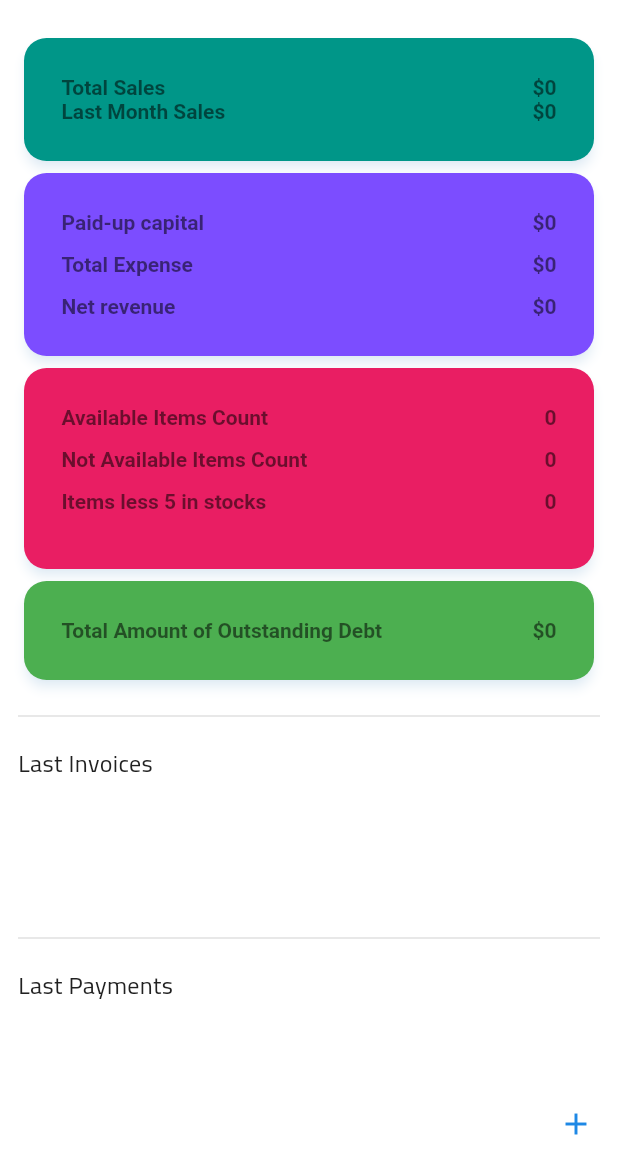
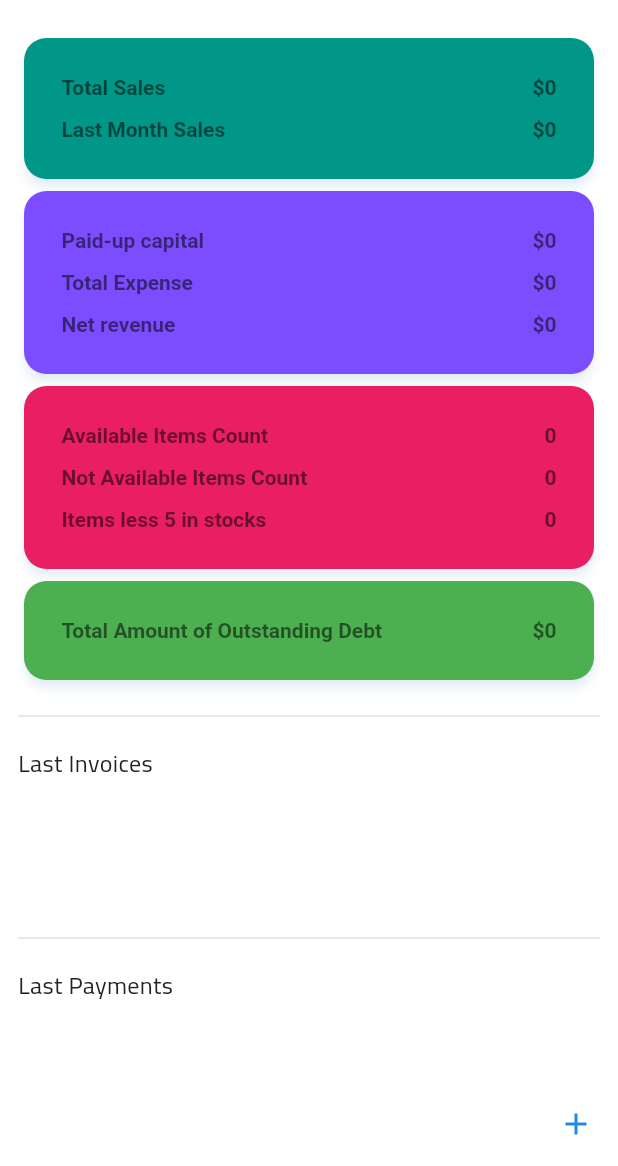
Before and after one commit to abdulrasol/store_management, a Flutter app: the Home screen opened by its route, on a phone screen of 412 x 824 dp, the part 70-1236 px from its top. Run offline on Flutter 3.47's test engine with Material 3 defaults, Android fonts, the phone set to English and light mode, and no system bars; our stand-ins replace flutter_typeahead, get, image_picker, objectbox, pdf, permission_handler and 3 more; missing offline and left inert: file_selector, simple_speed_dial, validatorless; accounts and stored records are empty; generated files the repository leaves out were written again.

Commit message:
home ui done

```diff
--- a/lib/ui/customers_page.dart
+++ b/lib/ui/customers_page.dart
@@ -65,7 +65,7 @@ class CustomersPage extends StatelessWidget {
           data: IconThemeData(color: Theme.of(context).colorScheme.onPrimary),
           child: Row(
             children: <Widget>[
-              Text('Total Unpaid Amounts'),
+              Text('Total Unpaid Amounts'.tr),
               const Spacer(),
               Text(settingsController.currencyFormatter(
                   databaseController.customersTransactions.fold(
--- a/lib/ui/home.dart
+++ b/lib/ui/home.dart
@@ -94,6 +94,7 @@ class _HomeState extends State<Home> {
                             ),
                           ],
                         ),
+                        verSpace,
                         Row(
                           mainAxisAlignment: MainAxisAlignment.spaceBetween,
                           children: [
@@ -236,12 +237,9 @@ class _HomeState extends State<Home> {
                                   .toString())),
                             ],
                           ),
-                          verSpace,
                         ],
                       )),
                 ),
-
-                //View the total amount of outstanding debt.
                 HomeCard(
                   width: (MediaQuery.sizeOf(context).width) - 30,
                   color: Colors.green,
@@ -274,7 +272,7 @@ class _HomeState extends State<Home> {
             Row(
               children: [
                 Text(
-                  'Last Invoices',
+                  'Last Invoices'.tr,
                   style: TextStyle(fontSize: 16),
                 )
               ],
@@ -282,77 +280,39 @@ class _HomeState extends State<Home> {
             Expanded(
               flex: 1,
               child: Obx(
-                  () => ListView.builder(
-                    itemCount: databaseController.inovices.length > 5
-                        ? 5
-                        : databaseController.inovices.length,
-                    itemBuilder: (context, index) {
-                      return ListTile(
-                        title: Text(
-                            '${databaseController.inovices[index].customer.target?.name} - ${databaseController.inovices[index].invoiceNumber()}'),
-                        subtitle: Wrap(
-                          alignment: WrapAlignment.spaceBetween,
-                          runAlignment: WrapAlignment.spaceBetween,
-                          crossAxisAlignment: WrapCrossAlignment.start,
-                          children: [
-                            Text(
-                                'Price: ${settingsController.currencyFormatter(databaseController.inovices[index].pricetoPay())}'),
-                            Text(
-                                'Paid: ${settingsController.currencyFormatter(databaseController.inovices[index].transactions[0].amount)}'),
-                            Text(
-                                ' ${databaseController.inovices[index].invoiceDate()}')
-                          ],
+                () => invoicesView(
+                  databaseController.inovices
+                      .getRange(
+                          0,
+                          databaseController.inovices.length > 10
+                              ? 10
+                              : databaseController.inovices.length)
+                      .toList(),
                 ),
-                        onTap: () {
-                          Get.to(() => InvoiceView(
-                              invoice: databaseController.inovices[index]));
-                        },
-                      );
-                    },
               ),
-                )),
+            ),
             Divider(),
             verSpace,
             Row(
               children: [
                 Text(
-                  'Last Payments',
+                  'Last Payments'.tr,
                   style: TextStyle(fontSize: 16),
                 )
               ],
             ),
             Expanded(
               flex: 1,
-              child: Obx(
-                () => ListView.builder(
-                  itemCount: databaseController.payTransaction.length > 5
-                      ? 5
-                      : databaseController.payTransaction.length,
-                  itemBuilder: (context, index) {
-                    return ListTile(
-                      title: Text(
-                          '${databaseController.payTransaction[index].customer.target?.name}'),
-                      subtitle: Wrap(
-                        alignment: WrapAlignment.spaceBetween,
-                        runAlignment: WrapAlignment.spaceBetween,
-                        crossAxisAlignment: WrapCrossAlignment.start,
-                        children: [
-                          Text(
-                              'Amount: ${settingsController.currencyFormatter(databaseController.payTransaction[index].amount)}'),
-                          Text(
-                              'Date: ${databaseController.payTransaction[index].paymentDate()}'),
-                          Text(
-                              'Number: ${databaseController.payTransaction[index].transactionNumber()}'),
-                        ],
-                      ),
-                      onTap: () {
-                        Get.to(() => TransactionView(
-                            transaction: queries.payTransactionQuery()[index]));
-                      },
-                    );
-                  },
-                ),
-              ),
+              child: Obx(() => transactionsView(
+                    databaseController.customersTransactions
+                        .getRange(
+                            0,
+                            databaseController.customersTransactions.length > 10
+                                ? 10
+                                : databaseController
+                                    .customersTransactions.length)
+                        .toList(),
+                  )),
             ),
           ],
         ),
@@ -363,7 +323,7 @@ class _HomeState extends State<Home> {
             child: Icon(Icons.receipt_long),
             foregroundColor: Colors.white,
             backgroundColor: Colors.green,
-            label: 'Create Invoice',
+            label: 'Create Invoice'.tr,
             onPressed: () {
               Get.to(() => InvoiceCreate());
             },
@@ -373,7 +333,7 @@ class _HomeState extends State<Home> {
             child: Icon(Icons.payment),
             foregroundColor: Colors.white,
             backgroundColor: Colors.lightBlue,
-            label: 'New Transactions',
+            label: 'New Transactions'.tr,
             onPressed: () {
               Get.to(() => TransactionAdd());
             },
@@ -382,7 +342,7 @@ class _HomeState extends State<Home> {
             child: Icon(Icons.attach_money_outlined),
             foregroundColor: Colors.white,
             backgroundColor: Colors.orange,
-            label: 'New Expense',
+            label: 'New Expense'.tr,
             onPressed: () {
               Get.to(() => ExpenseAdd());
             },
@@ -419,11 +379,6 @@ class _HomeState extends State<Home> {
                           size: 80,
                           color: Colors.blue.shade700,
                         )
-
-                  // CircleAvatar(
-                  //     backgroundImage: AssetImage('assets/png/logo.png'),
-                  //     radius: 50,
-                  //   ),
                 ],
               ),
             ),
@@ -433,7 +388,7 @@ class _HomeState extends State<Home> {
               },
               title: Text('items'.tr),
               leading: Icon(Icons.store),
-              subtitle: Text('view and manage items'.tr),
+              // subtitle: Text('view and manage items'.tr),
             ),
             ListTile(
               onTap: () {
@@ -441,23 +396,23 @@ class _HomeState extends State<Home> {
               },
               title: Text('Invoices'.tr),
               leading: Icon(Icons.receipt),
-              subtitle: Text('view and manage invoice'.tr),
+              //  subtitle: Text('view and manage invoice'.tr),
             ),
             ListTile(
               onTap: () {
                 Get.to(() => TransactionsPage());
               },
               title: Text('Transactions'.tr),
-              leading: Icon(Icons.payment),
-              subtitle: Text('view and manage payment'.tr),
+              leading: Icon(Icons.payments),
+              //subtitle: Text('view and manage payment'.tr),
             ),
             ListTile(
               onTap: () {
                 Get.to(() => ExpensesPage());
               },
               title: Text('Expenses'.tr),
-              leading: Icon(Icons.payments_sharp),
-              subtitle: Text('All Store Expenses'.tr),
+              leading: Icon(Icons.attach_money_outlined),
+              // subtitle: Text('All Store Expenses'.tr),
             ),
             ListTile(
               onTap: () {
@@ -465,7 +420,7 @@ class _HomeState extends State<Home> {
               },
               title: Text('customers'.tr),
               leading: Icon(Icons.people),
-              subtitle: Text('view and manage customers'.tr),
+              // subtitle: Text('view and manage customers'.tr),
             ),
             ListTile(
               onTap: () {
@@ -473,7 +428,7 @@ class _HomeState extends State<Home> {
               },
               title: Text('Profits'.tr),
               leading: Icon(Icons.currency_bitcoin),
-              subtitle: Text('view your profits'.tr),
+              // subtitle: Text('view your profits'.tr),
             ),
             ListTile(
               onTap: () {
@@ -481,15 +436,15 @@ class _HomeState extends State<Home> {
               },
               title: Text('Suppliers'.tr),
               leading: Icon(Icons.support),
-              subtitle: Text('Trade Suppliers'.tr),
+              // subtitle: Text('Trade Suppliers'.tr),
             ),
             ListTile(
               onTap: () {
                 Get.to(() => VouchersPage());
               },
               title: Text('Vouchers'.tr),
-              leading: Icon(Icons.support),
-              subtitle: Text('Trade Suppliers'.tr),
+              leading: Icon(Icons.receipt_long),
+              //  subtitle: Text('Trade Suppliers'.tr),
             ),
             Divider(),
             ListTile(
@@ -498,7 +453,8 @@ class _HomeState extends State<Home> {
               },
               title: Text('Edit Store Information'.tr),
               leading: Icon(Icons.store),
-              subtitle: Text('view and edit store information'.tr),
+
+              // subtitle: Text('view and edit store information'.tr),
             ),
           ],
         ),
```
Also changed, not shown: lib/utils/app_translations.dart (+80 -34 lines). Lines whose indentation alone changed are shown as unchanged.
